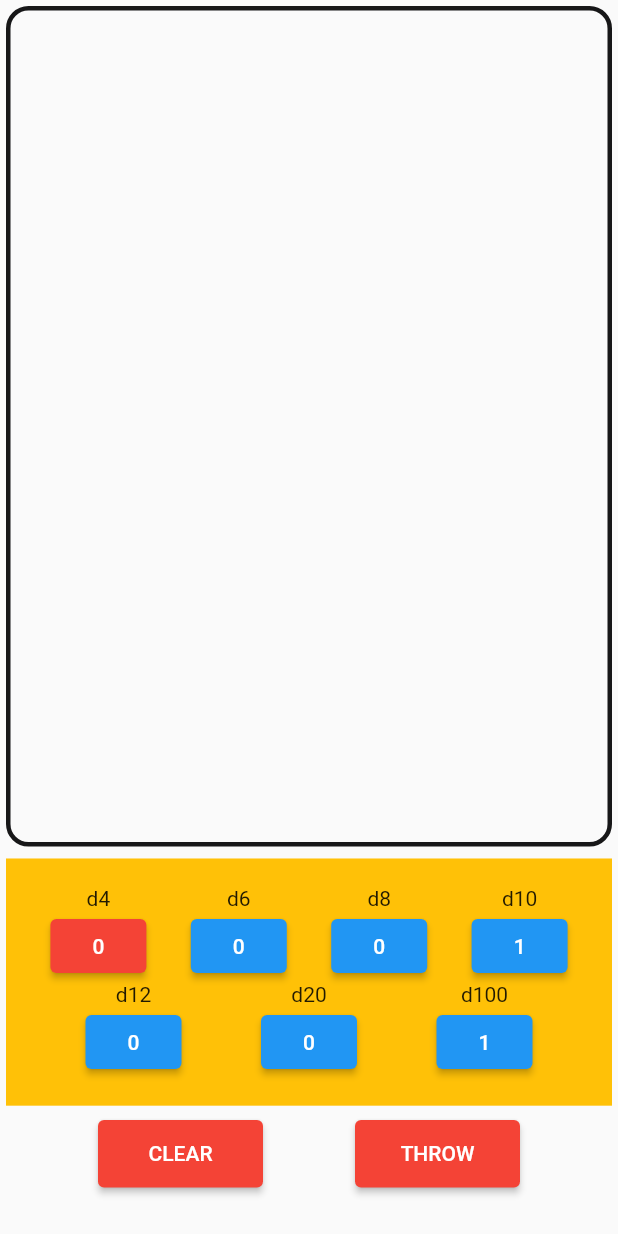
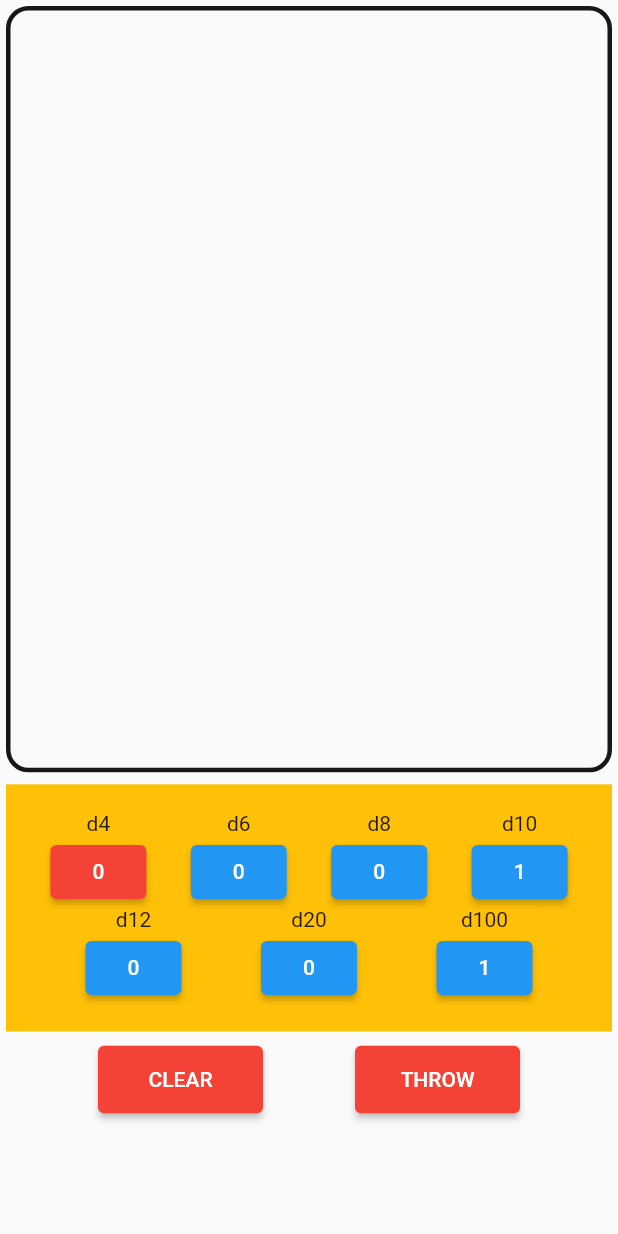
Before and after one commit to UserIOI/mobilkiApp, a Flutter app: the dices screen opened directly, on a phone screen of 412 x 824 dp. Run offline on Flutter 3.47's test engine with Material 2 defaults, Android fonts, the phone set to English and light mode, and no system bars; missing offline and left inert: dice_icons.

Commit message:
Chyba dziala android

```diff
--- a/mobilki_app/lib/dices.dart
+++ b/mobilki_app/lib/dices.dart
@@ -1,7 +1,5 @@
-import 'dart:io';
 import 'dart:math';
 
-import 'package:flutter/gestures.dart';
 import 'package:flutter/material.dart';
 import 'package:mobilki_app/dice.dart';
 
@@ -199,11 +197,14 @@
           }
       },
       child: Scaffold(
+        appBar: AppBar(
+          toolbarHeight: 0,
+        ),
         body: Container(
           child: Column(
             children: [
               Container(
-                height: MediaQuery.of(context).size.height * 0.68,
+                height: MediaQuery.of(context).size.height * 0.62,
                 width: MediaQuery.of(context).size.width,
                 decoration: BoxDecoration(
                     borderRadius: BorderRadius.all(Radius.circular(15)),
--- a/mobilki_app/lib/main.dart
+++ b/mobilki_app/lib/main.dart
@@ -45,6 +45,8 @@
               ),
             }
         },
+        child: MediaQuery(
+          data: const MediaQueryData(),
           child: Scaffold(
             body: screens[index],
             bottomNavigationBar: NavigationBarTheme(
@@ -84,5 +86,6 @@
               ),
             ),
           ),
+        ),
       );
 }
--- a/mobilki_app/pubspec.yaml
+++ b/mobilki_app/pubspec.yaml
@@ -37,7 +37,6 @@
   cupertino_icons: ^1.0.2
   dice_icons: ^0.1.5
   d20: ^0.3.1+1
-  three_dart: ^0.0.16
   flutter_svg: ^2.0.5
 
 dev_dependencies:
```
Also changed, not shown: mobilki_app/pubspec.lock, 4 other files. Lines whose indentation alone changed are shown as unchanged.
